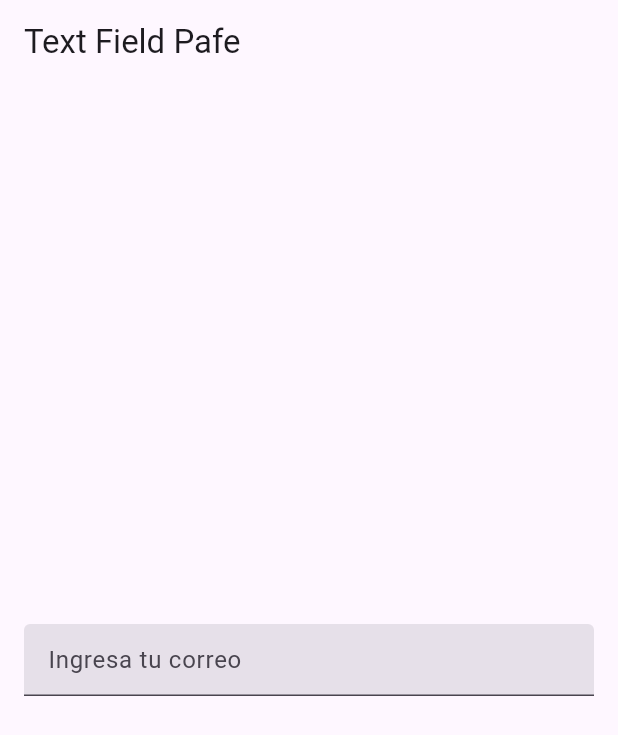
After one commit to fr4nsgallegos/recetasappg10, a Flutter app: the screen it shows after launch, on a phone screen of 412 x 824 dp. The commit adds this screen. Shown: the top 735 px of the screen. Run offline on Flutter 3.47's test engine with Material 3 defaults, Android fonts, the phone set to English and light mode, and no system bars.

Commit message:
init textformfield

```diff
--- a/lib/main.dart
+++ b/lib/main.dart
@@ -2,11 +2,12 @@ import 'package:flutter/material.dart';
 import 'package:recetasappg10/pages/home_page.dart';
 import 'package:recetasappg10/widgets_pages/list_view_page.dart';
 import 'package:recetasappg10/widgets_pages/scroll_page.dart';
+import 'package:recetasappg10/widgets_pages/textfield_page.dart';
 
 void main() {
   runApp(
     MaterialApp(
-      home: ScrollPage(),
+      home: TextfieldPage(),
       debugShowCheckedModeBanner: false,
     ),
   );
--- /dev/null
+++ b/lib/widgets_pages/textfield_page.dart
@@ -0,0 +1,40 @@
+import 'package:flutter/material.dart';
+
+class TextfieldPage extends StatelessWidget {
+  TextEditingController _emailController = new TextEditingController();
+  TextEditingController _titleController = TextEditingController();
+
+  @override
+  Widget build(BuildContext context) {
+    return Scaffold(
+      appBar: AppBar(
+        title: Text("Text Field Pafe"),
+      ),
+      body: Center(
+        //TEXTFIELD: Básico para capturar textos
+        //Fácil de usar y configurar, se usa donde no se necesita validación ni manejo de estados
+        // TextField(
+        //   decoration: InputDecoration(labelText: "Nombre"),
+        // ),
+        //TEXTFORMFIELD
+        //Versión mejorada del TextField, se integra con un widget llamado Form, permite la validación y manejor de estados, se puede usasr la propiedad validator para verificar entradas
+        child: Padding(
+          padding: const EdgeInsets.all(16.0),
+          child: Form(
+            child: Column(
+              mainAxisAlignment: MainAxisAlignment.center,
+              children: [
+                TextFormField(
+                  decoration: InputDecoration(
+                    hintText: "Ingresa tu correo",
+                    filled: true,
+                  ),
+                ),
+              ],
+            ),
+          ),
+        ),
+      ),
+    );
+  }
+}
```
